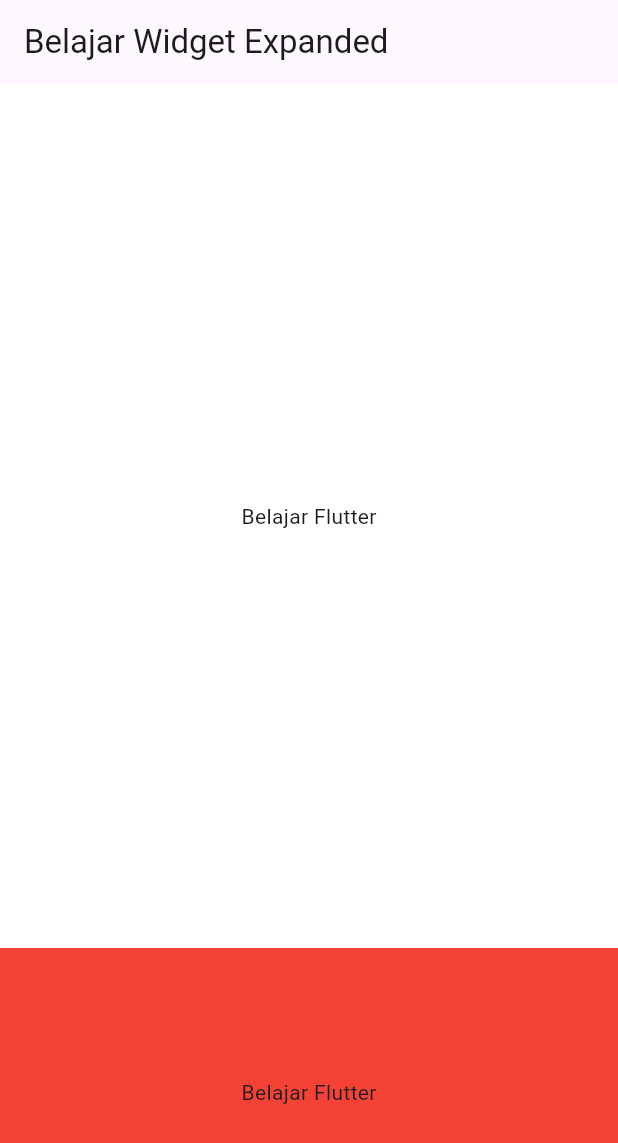
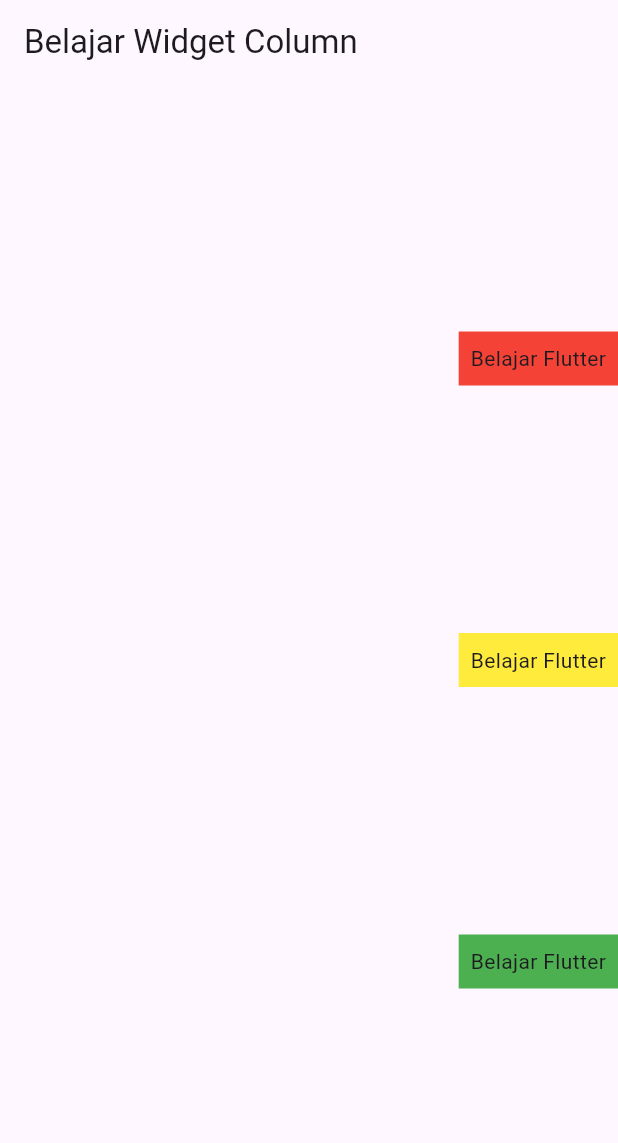
Before and after one commit to fauzan2720/learn-widget-flutter, a Flutter app: the screen it shows after launch, on a phone screen of 412 x 824 dp. Shown: the top 1143 px of the screen. Run offline on Flutter 3.47's test engine with Material 3 defaults, Android fonts, the phone set to English and light mode, and no system bars.

Commit message:
widget column

```diff
--- a/lib/day1/multi-widget/column.dart
+++ b/lib/day1/multi-widget/column.dart
@@ -0,0 +1,55 @@
+import 'package:flutter/material.dart';
+
+class ColumnWidget extends StatelessWidget {
+  const ColumnWidget({super.key});
+
+  @override
+  Widget build(BuildContext context) {
+    return Scaffold(
+      appBar: AppBar(
+        title: const Text('Belajar Widget Column'),
+      ),
+      body: SizedBox(
+        width: MediaQuery.of(context).size.width,
+        child: const Column(
+          /**
+           * Column = Widget untuk menempatkan child widgets secara vertikal
+           * mainAxisAlignment = untuk mengatur posisi vertikal child widgets
+           * CrossAxisAlignment = untuk mengatur posisi horizontal child widgets
+           * MainAxisAlignment.start: Memposisikan child widgets ke awal dari parent widget.
+           * MainAxisAlignment.center: Memposisikan child widgets di tengah-tengah parent widget.
+           * MainAxisAlignment.end: Memposisikan child widgets ke akhir dari parent widget.
+           * MainAxisAlignment.spaceEvenly: Memposisikan child secara merata dengan jarak yang sama di antara mereka dan di sekitar sisi luar child pada axis utama.
+           * MainAxisAlignment.spaceBetween: Memposisikan child secara merata, dengan jarak sama antar child, namun tidak ada jarak di luar child pada axis utama.
+           * MainAxisAlignment.spaceAround: Memposisikan child secara merata, dengan jarak yang sama di antara child dan di luar child pada axis utama.
+           */
+          crossAxisAlignment: CrossAxisAlignment.end,
+          mainAxisAlignment: MainAxisAlignment.spaceEvenly,
+          children: [
+            ColoredBox(
+              color: Colors.red,
+              child: Padding(
+                padding: EdgeInsets.all(8.0),
+                child: Text('Belajar Flutter'),
+              ),
+            ),
+            ColoredBox(
+              color: Colors.yellow,
+              child: Padding(
+                padding: EdgeInsets.all(8.0),
+                child: Text('Belajar Flutter'),
+              ),
+            ),
+            ColoredBox(
+              color: Colors.green,
+              child: Padding(
+                padding: EdgeInsets.all(8.0),
+                child: Text('Belajar Flutter'),
+              ),
+            ),
+          ],
+        ),
+      ),
+    );
+  }
+}
--- a/lib/main.dart
+++ b/lib/main.dart
@@ -1,5 +1,5 @@
 import 'package:flutter/material.dart';
-import 'package:learn_flutter/day1/single-widget/expanded.dart';
+import 'package:learn_flutter/day1/multi-widget/column.dart';
 
 void main() {
   runApp(const MyApp());
@@ -16,7 +16,7 @@ class MyApp extends StatelessWidget {
         colorScheme: ColorScheme.fromSeed(seedColor: Colors.deepPurple),
         useMaterial3: true,
       ),
-      home: const ExpandedWidget(),
+      home: const ColumnWidget(),
     );
   }
 }
```
